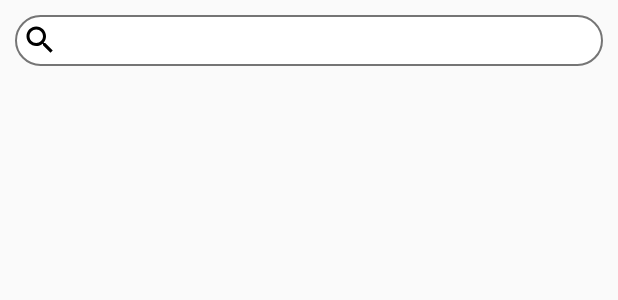
After one commit to putrautama007/KlikEat, an Android app: the layout activity_snack.xml on its own in the app's theme, with its tools: preview values and no code run, on a phone screen of 412 x 824 dp. The commit adds this screen. Shown: the top 300 px of the screen. Run offline under Robolectric (Android 15) with nearby library versions, the phone set to English and light mode, and no system bars.

Commit message:
push commit

```diff
--- a/app/src/main/AndroidManifest.xml
+++ b/app/src/main/AndroidManifest.xml
@@ -9,7 +9,6 @@
         android:roundIcon="@mipmap/ic_launcher_round"
         android:supportsRtl="true"
         android:theme="@style/AppTheme">
-        <activity android:name=".ProfileActivity"></activity>
         <activity android:name=".EditProfileActivity" />
         <activity android:name=".SettingActivity" />
         <activity
--- /dev/null
+++ b/app/src/main/res/drawable/ic_search_black_24dp.xml
@@ -0,0 +1,9 @@
+<vector xmlns:android="http://schemas.android.com/apk/res/android"
+        android:width="24dp"
+        android:height="24dp"
+        android:viewportWidth="24.0"
+        android:viewportHeight="24.0">
+    <path
+        android:fillColor="#FF000000"
+        android:pathData="M15.5,14h-0.79l-0.28,-0.27C15.41,12.59 16,11.11 16,9.5 16,5.91 13.09,3 9.5,3S3,5.91 3,9.5 5.91,16 9.5,16c1.61,0 3.09,-0.59 4.23,-1.57l0.27,0.28v0.79l5,4.99L20.49,19l-4.99,-5zM9.5,14C7.01,14 5,11.99 5,9.5S7.01,5 9.5,5 14,7.01 14,9.5 11.99,14 9.5,14z"/>
+</vector>
--- /dev/null
+++ b/app/src/main/res/drawable/round_background.xml
@@ -0,0 +1,6 @@
+<?xml version="1.0" encoding="utf-8"?>
+<shape xmlns:android="http://schemas.android.com/apk/res/android">
+    <size android:height="40dp" android:width="40dp"/>
+    <solid android:color="@color/grey"/>
+    <corners android:radius="20dp"/>
+</shape>
--- /dev/null
+++ b/app/src/main/res/drawable/search_bar_drawable.xml
@@ -0,0 +1,21 @@
+<?xml version="1.0" encoding="utf-8"?>
+<selector xmlns:android="http://schemas.android.com/apk/res/android">
+    <item>
+        <shape>
+            <gradient
+                android:angle="270"
+                android:endColor="@color/white"
+                android:startColor="@color/white"/>
+            <stroke
+                android:width="1dp"
+                android:color="@color/grey"/>
+            <corners
+                android:radius="180dp"/>
+            <padding
+                android:bottom="5dp"
+                android:left="5dp"
+                android:right="5dp"
+                android:top="5dp"/>
+        </shape>
+    </item>
+</selector>
--- /dev/null
+++ b/app/src/main/res/layout/activity_snack.xml
@@ -0,0 +1,28 @@
+<?xml version="1.0" encoding="utf-8"?>
+<LinearLayout xmlns:android="http://schemas.android.com/apk/res/android"
+    xmlns:app="http://schemas.android.com/apk/res-auto"
+    xmlns:tools="http://schemas.android.com/tools"
+    android:layout_width="match_parent"
+    android:layout_height="match_parent"
+    tools:context=".SnackActivity">
+    xmlns:tools="http://schemas.android.com/tools"
+    android:layout_width="match_parent"
+    android:layout_height="match_parent"
+    tools:context=".SnackActivity">
+
+    <RelativeLayout
+        android:layout_width="match_parent"
+        android:layout_height="wrap_content">
+
+        <EditText
+            android:id="@+id/search_editText"
+            android:layout_width="match_parent"
+            android:layout_height="wrap_content"
+            android:background="@drawable/search_bar_drawable"
+            android:layout_margin="10dp"
+            android:drawableStart="@drawable/ic_search_black_24dp"
+            android:drawableLeft="@drawable/ic_search_black_24dp"/>
+
+    </RelativeLayout>
+
+</LinearLayout>
--- a/app/src/main/res/values/colors.xml
+++ b/app/src/main/res/values/colors.xml
@@ -5,4 +5,7 @@
     <color name="colorAccent">#D81B60</color>
 
     <color name="colorBlack">#000</color>
+    <color name="white">#fff</color>
+    <color name="grey">#757575</color>
+    <color name="white2">#F6F6F6</color>
 </resources>
--- a/app/src/main/res/values/strings.xml
+++ b/app/src/main/res/values/strings.xml
@@ -5,4 +5,7 @@
     <string name="title_home">Home</string>
     <string name="title_dashboard">Dashboard</string>
     <string name="title_notifications">Notifications</string>
+
+    <!-- TODO: Remove or change this placeholder text -->
+    <string name="hello_blank_fragment">Hello blank fragment</string>
 </resources>
```
Also changed, not shown: app/src/main/java/com/klikeat/p2p/klikeat/ProfileFragment.java (added, +108 -0 lines), app/src/main/java/com/klikeat/p2p/klikeat/SnackActivity.java (added, +24 -0 lines), app/src/main/java/com/klikeat/p2p/klikeat/ViewPagerAdapter.java (added, +48 -0 lines), app/src/main/res/drawable/ic_arrow_back_black_24dp.xml (added, +9 -0 lines), app/src/main/res/layout/app_bar.xml (added, +38 -0 lines), app/src/main/res/layout/custom_layout.xml (added, +18 -0 lines), app/src/main/res/layout/fragment_profile.xml (added, +66 -0 lines), app/src/main/res/drawable/ic_love_24.png (added), app/src/main/res/drawable/image_3.jpg (added), app/src/main/res/drawable/image_4.jpg (added), app/src/main/res/drawable/image_5.jpg (added).
